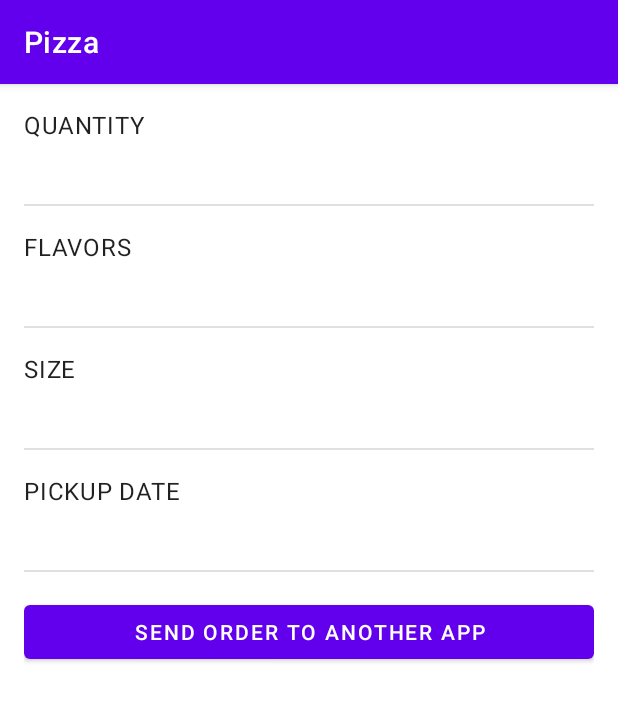
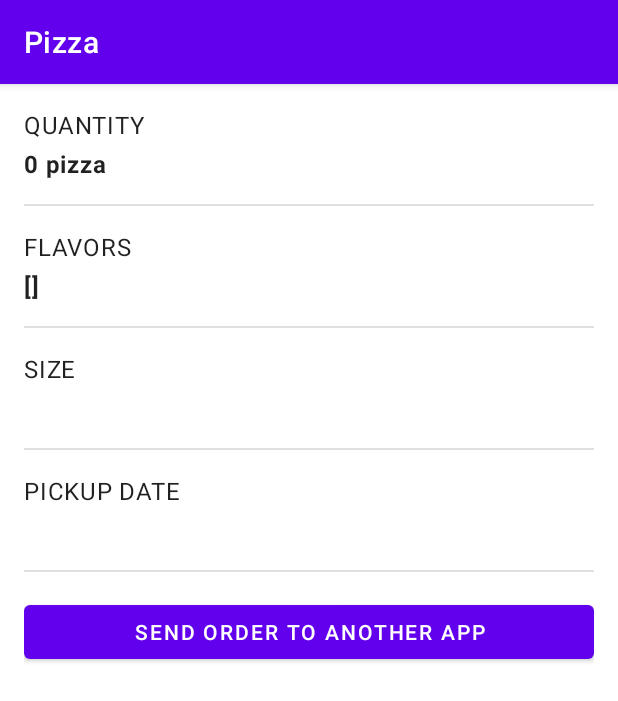
Before and after one commit to theMagusDev/OrderPizzaApp, an Android app: the fragment SummaryFragment shown on its own in the app's theme, on a phone screen of 412 x 824 dp. Shown: the top 701 px of the screen. Run offline under Robolectric (Android 15) with nearby library versions, the light colour scheme and no system bars; our stand-ins replace data binding.

Commit message:
Implement updatePrice function in ViewModel, update layout's variables

```diff
--- a/app/src/main/java/com/example/pizza/ui/order/SummaryFragment.kt
+++ b/app/src/main/java/com/example/pizza/ui/order/SummaryFragment.kt
@@ -5,10 +5,13 @@ import android.view.LayoutInflater
 import android.view.View
 import android.view.ViewGroup
 import androidx.fragment.app.Fragment
+import androidx.fragment.app.activityViewModels
 import com.example.pizza.databinding.FragmentSummaryBinding
+import com.example.pizza.ui.order.model.OrderViewModel
 
 class SummaryFragment : Fragment() {
     private var binding: FragmentSummaryBinding? = null
+    private val sharedOrderViewModel: OrderViewModel by activityViewModels()
 
     override fun onCreateView(
         inflater: LayoutInflater,
@@ -20,7 +23,14 @@ class SummaryFragment : Fragment() {
         return summaryFragmentBinding.root
     }
 
-
+    override fun onViewCreated(view: View, savedInstanceState: Bundle?) {
+        super.onViewCreated(view, savedInstanceState)
+        binding?.apply {
+            lifecycleOwner = viewLifecycleOwner
+            orderViewModel = sharedOrderViewModel
+            summaryFragment = this@SummaryFragment
+        }
+    }
 
     override fun onDestroy() {
         super.onDestroy()
--- a/app/src/main/res/layout/fragment_pickup.xml
+++ b/app/src/main/res/layout/fragment_pickup.xml
@@ -9,6 +9,10 @@
         <variable
             name="orderViewModel"
             type="com.example.pizza.ui.order.model.OrderViewModel" />
+
+        <variable
+            name="pickupFragment"
+            type="com.example.pizza.ui.order.PickupFragment" />
     </data>
 
     <ScrollView
@@ -104,6 +108,7 @@
 
             <com.google.android.material.button.MaterialButton
                 style="@style/Widget.Pizza.Button.Next"
+                android:onClick=""
                 app:layout_constraintTop_toBottomOf="@id/price_text"
                 app:layout_constraintEnd_toEndOf="parent"
                 app:layout_constraintStart_toStartOf="parent" />
--- a/app/src/main/res/layout/fragment_size.xml
+++ b/app/src/main/res/layout/fragment_size.xml
@@ -73,7 +73,7 @@
             <TextView
                 style="@style/Widget.Pizza.TextView.Price"
                 android:id="@+id/price_text"
-                android:text="@{@string/price(orderViewModel.price)}"
+                android:text="@{@string/price(orderViewModel.price.toString())}"
                 android:layout_width="wrap_content"
                 android:layout_height="wrap_content"
                 app:layout_constraintEnd_toEndOf="parent"
--- a/app/src/main/res/layout/fragment_summary.xml
+++ b/app/src/main/res/layout/fragment_summary.xml
@@ -1,9 +1,17 @@
 <?xml version="1.0" encoding="utf-8"?>
 <layout xmlns:android="http://schemas.android.com/apk/res/android"
     xmlns:tools="http://schemas.android.com/tools"
-    android:layout_width="match_parent"
-    android:layout_height="match_parent"
     tools:context=".SummaryFragment">
+
+    <data>
+        <variable
+            name="orderViewModel"
+            type="com.example.pizza.ui.order.model.OrderViewModel" />
+
+        <variable
+            name="summaryFragment"
+            type="com.example.pizza.ui.order.SummaryFragment" />
+    </data>
 
     <ScrollView
         android:layout_width="match_parent"
@@ -30,6 +38,7 @@
                 android:id="@+id/quantity"
                 android:layout_width="wrap_content"
                 android:layout_height="wrap_content"
+                android:text="@{@string/summary_pizza(orderViewModel.quantity)}"
                 tools:text="1 pizza"/>
 
             <com.google.android.material.divider.MaterialDivider
@@ -51,6 +60,7 @@
                 android:id="@+id/flavors"
                 android:layout_width="wrap_content"
                 android:layout_height="wrap_content"
+                android:text="@{orderViewModel.flavors.toString()}"
                 tools:text="Tomatoes, Cheese, Sausage"/>
 
             <com.google.android.material.divider.MaterialDivider
--- a/app/src/main/res/values/strings.xml
+++ b/app/src/main/res/values/strings.xml
@@ -11,7 +11,7 @@
     <string name="pizza_30_cm">30 centimeter pizza</string>
     <string name="choose_toppings">Choose toppings:</string>
     <string name="main_headline">Main:</string>
-    <string name="price">Price: %f</string>
+    <string name="price">Price: %s</string>
     <string name="sausage">Sausage</string>
     <string name="bacon">Bacon</string>
     <string name="extra_cheese">Extra Cheese</string>
@@ -21,4 +21,5 @@
     <string name="flavors">Flavors</string>
     <string name="size">Size</string>
     <string name="pickup_date">Pickup date</string>
+    <string name="summary_pizza">%d pizza</string>
 </resources>
```
Also changed, not shown: app/src/main/java/com/example/pizza/ui/order/PickupFragment.kt (+8 -0 lines), app/src/main/java/com/example/pizza/ui/order/model/OrderViewModel.kt (+25 -0 lines), app/src/main/res/navigation/nav_graph.xml (+9 -1 lines).
